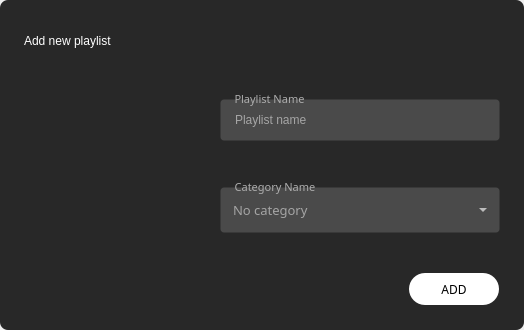
Before: the Qt Designer form app/src/ui_files/playlistInputDialog.ui in KrzysztofGoc/Peach-player, drawn with Qt 5.
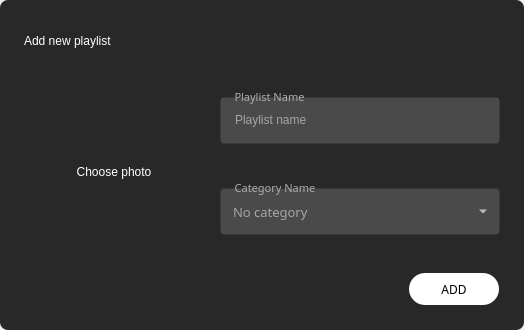
After: the same form once the commit is applied. Icons and pictures are not drawn.

Commit message: Added miniature preview after selection to all dialogs, adder proper icons to miniature preview, added labeled_qlineedit placeholder text selection

Patch:
```diff
--- a/app/src/ui_files/playlistInputDialog.ui
+++ b/app/src/ui_files/playlistInputDialog.ui
@@ -146,6 +146,16 @@
 	padding-left: 12px;
 	padding-top: 12px;
 	padding-bottom: 12px;
+}
+#playlistInputDialogMiniatureQToolButton{
+	font: 57 11pt &quot;Heebo Medium&quot;;
+	color: white;
+	icon: url(:/icons/48x48/outlined/icons/48x48/outlined/outline_music_note_gray_48dp.png);
+	margin-top: 45px;
+}
+#playlistInputDialogMiniatureQToolButton:hover{
+	background-color: rgba(0, 0, 0, 0.25);
+	icon: url(:/icons/48x48/outlined/icons/48x48/outlined/outline_edit_white_48dp.png);
 }</string>
      </property>
      <property name="frameShape">
@@ -469,17 +479,41 @@
                 <number>0</number>
                </property>
                <item>
-                <spacer name="verticalSpacer">
-                 <property name="orientation">
-                  <enum>Qt::Vertical</enum>
+                <widget class="QToolButton" name="playlistInputDialogMiniatureQToolButton">
+                 <property name="sizePolicy">
+                  <sizepolicy hsizetype="Fixed" vsizetype="Fixed">
+                   <horstretch>0</horstretch>
+                   <verstretch>0</verstretch>
+                  </sizepolicy>
                  </property>
-                 <property name="sizeHint" stdset="0">
+                 <property name="minimumSize">
                   <size>
-                   <width>0</width>
-                   <height>0</height>
+                   <width>180</width>
+                   <height>180</height>
                   </size>
                  </property>
-                </spacer>
+                 <property name="maximumSize">
+                  <size>
+                   <width>180</width>
+                   <height>180</height>
+                  </size>
+                 </property>
+                 <property name="text">
+                  <string notr="true">Choose photo</string>
+                 </property>
+                 <property name="iconSize">
+                  <size>
+                   <width>52</width>
+                   <height>52</height>
+                  </size>
+                 </property>
+                 <property name="checkable">
+                  <bool>false</bool>
+                 </property>
+                 <property name="toolButtonStyle">
+                  <enum>Qt::ToolButtonTextUnderIcon</enum>
+                 </property>
+                </widget>
                </item>
                <item>
                 <widget class="QLabel" name="playlistInputDialogPlaylistsMiniatureQLabel">
@@ -563,15 +597,15 @@
                <item>
                 <widget class="QGroupBox" name="groupBox1_3">
                  <property name="sizePolicy">
-                  <sizepolicy hsizetype="Fixed" vsizetype="Fixed">
+                  <sizepolicy hsizetype="Preferred" vsizetype="Fixed">
                    <horstretch>0</horstretch>
                    <verstretch>0</verstretch>
                   </sizepolicy>
                  </property>
                  <property name="minimumSize">
                   <size>
-                   <width>280</width>
-                   <height>40</height>
+                   <width>0</width>
+                   <height>55</height>
                   </size>
                  </property>
                  <property name="font">
@@ -823,15 +857,15 @@
                <item>
                 <widget class="QGroupBox" name="groupBox1_2">
                  <property name="sizePolicy">
-                  <sizepolicy hsizetype="Fixed" vsizetype="Fixed">
+                  <sizepolicy hsizetype="Preferred" vsizetype="Fixed">
                    <horstretch>0</horstretch>
                    <verstretch>0</verstretch>
                   </sizepolicy>
                  </property>
                  <property name="minimumSize">
                   <size>
-                   <width>280</width>
-                   <height>40</height>
+                   <width>0</width>
+                   <height>55</height>
                   </size>
                  </property>
                  <property name="font">
```
Left out of the diff: 5 changed lines with no effect on the pictures. The commit also changes 25 other files.
